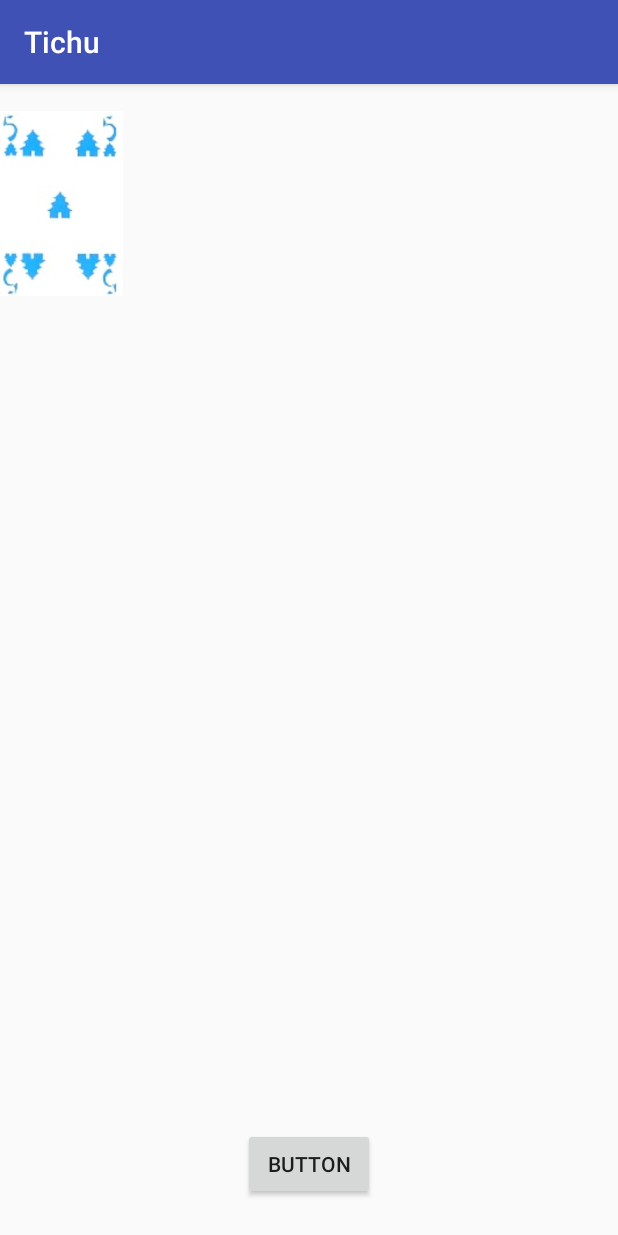
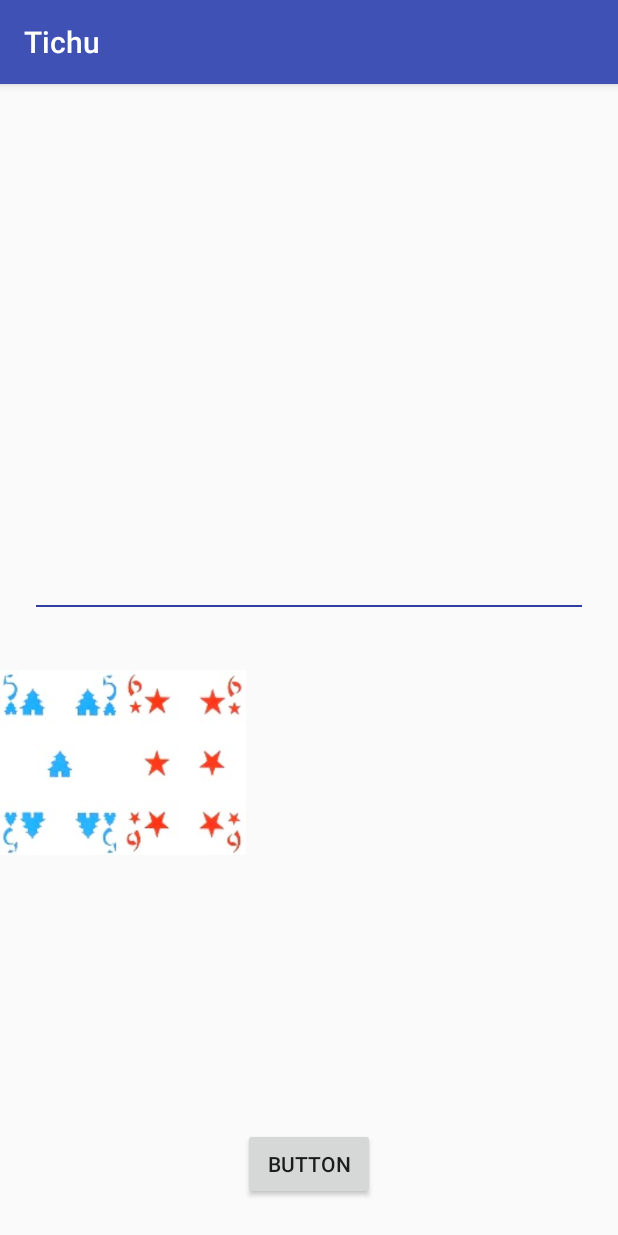
Before and after one commit to Matzi24GR/Tichu, an Android app: the screen it shows after launch (MainActivity), after a tap on "BUTTON", on a phone screen of 412 x 824 dp. Run offline under Robolectric (Android 15) with nearby library versions, the phone set to English and light mode, and no system bars.

```diff
--- a/app/src/main/java/com/example/geomatmatzi/tichu/MainActivity.java
+++ b/app/src/main/java/com/example/geomatmatzi/tichu/MainActivity.java
@@ -15,7 +15,6 @@ import com.example.geomatmatzi.tichu.TrueGame.DeckAdapter;
 
 import java.util.ArrayList;
 import java.util.Collections;
-import java.util.Random;
 
 public class MainActivity extends AppCompatActivity {
 
@@ -23,10 +22,9 @@ public class MainActivity extends AppCompatActivity {
     protected void onCreate(Bundle savedInstanceState) {
         super.onCreate(savedInstanceState);
         setContentView(R.layout.activity_main);
-        final Button button = (Button) findViewById(R.id.button);
+        final Button button =  findViewById(R.id.button);
         final ArrayList<Card> deck = new ArrayList<Card>();
-        final Random random = new Random();
-        final GridView gridView = findViewById(R.id.grid_view);
+        final GridView gridView = findViewById(R.id.player_grid_view);
         final DeckAdapter adapter = new DeckAdapter(this, deck);
         final MediaPlayer mediaPlayer = MediaPlayer.create(this,R.raw.comedy);
         gridView.setAdapter(adapter);
@@ -96,16 +94,12 @@ public class MainActivity extends AppCompatActivity {
 
         Collections.shuffle(AllCards);
 
-
-
         button.setOnClickListener(new View.OnClickListener() {
             @Override
             public void onClick(View view) {
-                if(AllCards.size() != 0 ) {
-                    deck.add(AllCards.get(0));
-                    AllCards.remove(0);
-                    adapter.notifyDataSetChanged();
-                }
+
+                addCards(deck,AllCards,2);
+                adapter.notifyDataSetChanged();
 
                 String cardName = deck.get(deck.size()-1).getCardName();
                 Log.v("Cards" , cardName);
@@ -128,6 +122,14 @@ public class MainActivity extends AppCompatActivity {
 
     }
 
-
+    public ArrayList addCards(ArrayList toList, ArrayList fromList, int numberOfCards) {
+        for(int i = 1; i <= numberOfCards; i++) {
+            if(fromList.size() != 0 ) {
+                toList.add(fromList.get(0));
+                fromList.remove(0);
+            }
+        }
+        return toList;
+    }
 
 }
--- a/app/src/main/res/layout/activity_main.xml
+++ b/app/src/main/res/layout/activity_main.xml
@@ -7,15 +7,28 @@
     tools:context="com.example.geomatmatzi.tichu.MainActivity"
     android:layout_gravity="center"
     android:orientation="vertical">
+    <GridView
+        android:layout_width="wrap_content"
+        android:layout_height="wrap_content"
+        android:id="@+id/select_deck"
+        android:layout_weight="1">
+    </GridView>
+
+    <View
+        android:layout_width="match_parent"
+        android:layout_height="1dp"
+        android:background="@color/colorPrimaryDark"
+        android:layout_margin="24dp"/>
 
     <GridView
-        android:id="@+id/grid_view"
+        android:id="@+id/player_grid_view"
         android:layout_width="wrap_content"
-        android:layout_height="wrap_content"
+        android:layout_height="0dp"
         android:layout_weight="1"
         android:numColumns="5">
+    </GridView>
 
-    </GridView>
+
     <Button
         android:id="@+id/button"
         android:layout_width="wrap_content"
```
Also changed, not shown: app/src/main/res/mipmap-hdpi/ic_launcher.png, app/src/main/res/mipmap-mdpi/ic_launcher.png, app/src/main/res/mipmap-xhdpi/ic_launcher.png, app/src/main/res/mipmap-xxhdpi/ic_launcher.png, app/src/main/res/mipmap-xxxhdpi/ic_launcher.png.
